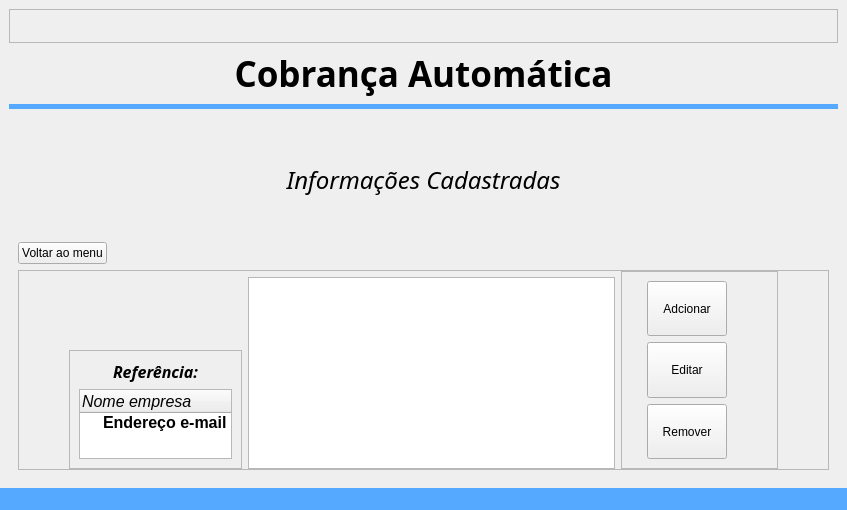
Old version of the form code/src/ui/window_cobranca.ui in the repository Sl3nc/Email_Debt.
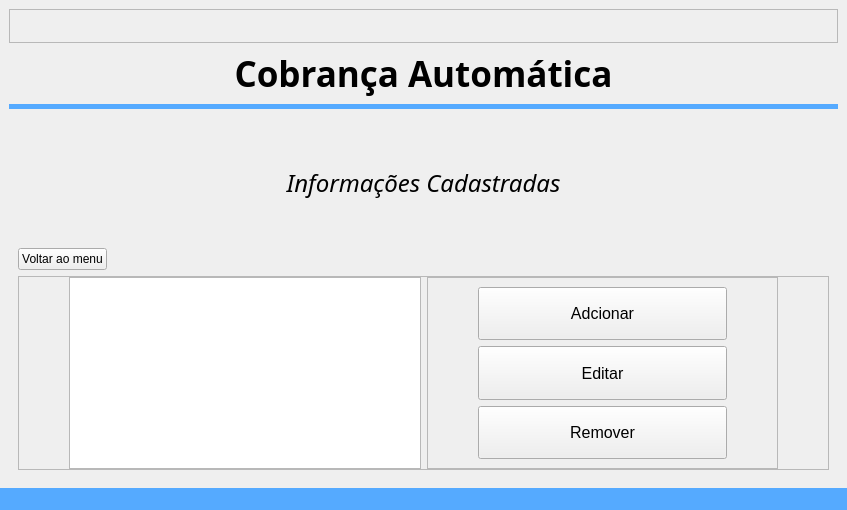
New version of the form. The open tabs and pages were chosen to show the change. Icons and pictures are not drawn.

What changed in the file:
```diff
--- a/code/src/ui/window_cobranca.ui
+++ b/code/src/ui/window_cobranca.ui
@@ -640,7 +640,7 @@
            <property name="bottomMargin">
             <number>0</number>
            </property>
-           <item row="0" column="2" rowspan="5">
+           <item row="0" column="1" rowspan="5">
             <widget class="QFrame" name="frame_5">
              <property name="frameShape">
               <enum>QFrame::Shape::StyledPanel</enum>
@@ -650,7 +650,7 @@
              </property>
              <layout class="QVBoxLayout" name="verticalLayout">
               <property name="leftMargin">
-               <number>25</number>
+               <number>50</number>
               </property>
               <property name="rightMargin">
                <number>50</number>
@@ -658,11 +658,16 @@
               <item>
                <widget class="QPushButton" name="pushButton_cadastro_adcionar">
                 <property name="sizePolicy">
-                 <sizepolicy hsizetype="Minimum" vsizetype="Minimum">
+                 <sizepolicy hsizetype="Expanding" vsizetype="Minimum">
                   <horstretch>0</horstretch>
                   <verstretch>0</verstretch>
                  </sizepolicy>
                 </property>
+                <property name="font">
+                 <font>
+                  <pointsize>12</pointsize>
+                 </font>
+                </property>
                 <property name="text">
                  <string>Adcionar</string>
                 </property>
@@ -676,6 +681,11 @@
                   <verstretch>0</verstretch>
                  </sizepolicy>
                 </property>
+                <property name="font">
+                 <font>
+                  <pointsize>12</pointsize>
+                 </font>
+                </property>
                 <property name="text">
                  <string>Editar</string>
                 </property>
@@ -689,6 +699,11 @@
                   <verstretch>0</verstretch>
                  </sizepolicy>
                 </property>
+                <property name="font">
+                 <font>
+                  <pointsize>12</pointsize>
+                 </font>
+                </property>
                 <property name="text">
                  <string>Remover</string>
                 </property>
@@ -697,99 +712,7 @@
              </layout>
             </widget>
            </item>
-           <item row="4" column="0">
-            <widget class="QFrame" name="frame_8">
-             <property name="frameShape">
-              <enum>QFrame::Shape::StyledPanel</enum>
-             </property>
-             <property name="frameShadow">
-              <enum>QFrame::Shadow::Raised</enum>
-             </property>
-             <layout class="QGridLayout" name="gridLayout_14">
-              <item row="1" column="0">
-               <widget class="QTreeWidget" name="treeWidget_cadastros_title">
-                <property name="sizePolicy">
-                 <sizepolicy hsizetype="Maximum" vsizetype="Maximum">
-                  <horstretch>0</horstretch>
-                  <verstretch>0</verstretch>
-                 </sizepolicy>
-                </property>
-                <property name="minimumSize">
-                 <size>
-                  <width>153</width>
-                  <height>0</height>
-                 </size>
-                </property>
-                <property name="verticalScrollBarPolicy">
-                 <enum>Qt::ScrollBarPolicy::ScrollBarAlwaysOff</enum>
-                </property>
-                <property name="horizontalScrollBarPolicy">
-                 <enum>Qt::ScrollBarPolicy::ScrollBarAlwaysOff</enum>
-                </property>
-                <property name="sizeAdjustPolicy">
-                 <enum>QAbstractScrollArea::SizeAdjustPolicy::AdjustToContents</enum>
-                </property>
-                <column>
-                 <property name="text">
-                  <string>Nome empresa</string>
-                 </property>
-                 <property name="font">
-                  <font>
-                   <pointsize>12</pointsize>
-                   <italic>true</italic>
-                  </font>
-                 </property>
-                </column>
-                <item>
-                 <property name="text">
-                  <string>Endereço e-mail</string>
-                 </property>
-                 <property name="font">
-                  <font>
-                   <pointsize>12</pointsize>
-                   <bold>true</bold>
-                  </font>
-                 </property>
-                 <property name="background">
-                  <brush brushstyle="NoBrush">
-                   <color alpha="255">
-                    <red>0</red>
-                    <green>0</green>
-                    <blue>0</blue>
-                   </color>
-                  </brush>
-                 </property>
-                </item>
-               </widget>
-              </item>
-              <item row="0" column="0">
-               <widget class="QLabel" name="label">
-                <property name="sizePolicy">
-                 <sizepolicy hsizetype="Minimum" vsizetype="Maximum">
-                  <horstretch>0</horstretch>
-                  <verstretch>0</verstretch>
-                 </sizepolicy>
-                </property>
-                <property name="font">
-                 <font>
-                  <family>Tw Cen MT</family>
-                  <pointsize>12</pointsize>
-                  <italic>true</italic>
-                  <bold>true</bold>
-                 </font>
-                </property>
-                <property name="text">
-                 <string>Referência:</string>
-                </property>
-                <property name="alignment">
-                 <set>Qt::AlignmentFlag::AlignCenter</set>
-                </property>
-               </widget>
-              </item>
-             </layout>
-            </widget>
-           </item>
-           <item row="1" column="1" rowspan="4">
+           <item row="0" column="0" rowspan="5">
             <widget class="QTreeWidget" name="treeWidget_cadastros_infos">
              <property name="font">
               <font>
```
Left out of the diff: 2 changed lines with no effect on the pictures.
